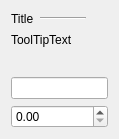
First picture: the form in SettingWidgets/doublesettingwidget.ui, repository oVooVo/FancyMidi, before the edit.
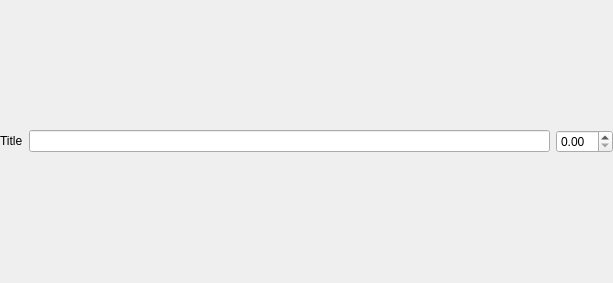
Second picture: the form after the edit. Icons and pictures are not drawn.

```diff
--- a/SettingWidgets/doublesettingwidget.ui
+++ b/SettingWidgets/doublesettingwidget.ui
@@ -6,119 +6,27 @@
    <rect>
     <x>0</x>
     <y>0</y>
-    <width>119</width>
-    <height>139</height>
+    <width>613</width>
+    <height>283</height>
    </rect>
   </property>
-  <layout class="QVBoxLayout">
+  <layout class="QHBoxLayout" name="horizontalLayout">
+   <property name="spacing">
+    <number>6</number>
+   </property>
+   <property name="margin">
+    <number>0</number>
+   </property>
    <item>
-    <widget class="QFrame" name="frame_2">
+    <widget class="QLabel" name="_title">
      <property name="sizePolicy">
-      <sizepolicy hsizetype="Preferred" vsizetype="Maximum">
+      <sizepolicy hsizetype="Maximum" vsizetype="Fixed">
        <horstretch>0</horstretch>
        <verstretch>0</verstretch>
       </sizepolicy>
-     </property>
-     <property name="frameShape">
-      <enum>QFrame::NoFrame</enum>
-     </property>
-     <property name="frameShadow">
-      <enum>QFrame::Raised</enum>
-     </property>
-     <layout class="QHBoxLayout" name="horizontalLayout">
-      <property name="margin">
-       <number>0</number>
-      </property>
-      <item>
-       <widget class="QLabel" name="_title">
-        <property name="sizePolicy">
-         <sizepolicy hsizetype="Maximum" vsizetype="Fixed">
-          <horstretch>0</horstretch>
-          <verstretch>0</verstretch>
-         </sizepolicy>
-        </property>
-        <property name="text">
-         <string>Title</string>
-        </property>
-       </widget>
-      </item>
-      <item>
-       <widget class="Line" name="line_2">
-        <property name="orientation">
-         <enum>Qt::Horizontal</enum>
-        </property>
-       </widget>
-      </item>
-      <item>
-       <widget class="QPushButton" name="helpIcon">
-        <property name="sizePolicy">
-         <sizepolicy hsizetype="Maximum" vsizetype="Fixed">
-          <horstretch>0</horstretch>
-          <verstretch>0</verstretch>
-         </sizepolicy>
-        </property>
-        <property name="maximumSize">
-         <size>
-          <width>16</width>
-          <height>16</height>
-         </size>
-        </property>
-        <property name="text">
-         <string/>
-        </property>
-        <property name="icon">
-         <iconset>
-          <normaloff>:/Icons/Ressources/HelpButton.png</normaloff>
-          <normalon>:/new/Icons/Ressources/HelpButton.png</normalon>:/Icons/Ressources/HelpButton.png</iconset>
-        </property>
-        <property name="iconSize">
-         <size>
-          <width>14</width>
-          <height>14</height>
-         </size>
-        </property>
-        <property name="checkable">
-         <bool>false</bool>
-        </property>
-        <property name="flat">
-         <bool>true</bool>
-        </property>
-       </widget>
-      </item>
-     </layout>
-    </widget>
-   </item>
-   <item>
-    <widget class="QLabel" name="_toolTip">
-     <property name="sizePolicy">
-      <sizepolicy hsizetype="Minimum" vsizetype="Minimum">
-       <horstretch>0</horstretch>
-       <verstretch>0</verstretch>
-      </sizepolicy>
-     </property>
-     <property name="autoFillBackground">
-      <bool>true</bool>
      </property>
      <property name="text">
-      <string>ToolTipText</string>
-     </property>
-     <property name="textFormat">
-      <enum>Qt::AutoText</enum>
-     </property>
-     <property name="scaledContents">
-      <bool>false</bool>
-     </property>
-     <property name="alignment">
-      <set>Qt::AlignLeading|Qt::AlignLeft|Qt::AlignTop</set>
-     </property>
-     <property name="wordWrap">
-      <bool>true</bool>
-     </property>
-     <property name="openExternalLinks">
-      <bool>false</bool>
-     </property>
-     <property name="textInteractionFlags">
-      <set>Qt::LinksAccessibleByMouse|Qt::TextSelectableByMouse</set>
+      <string>Title</string>
      </property>
     </widget>
    </item>
```
